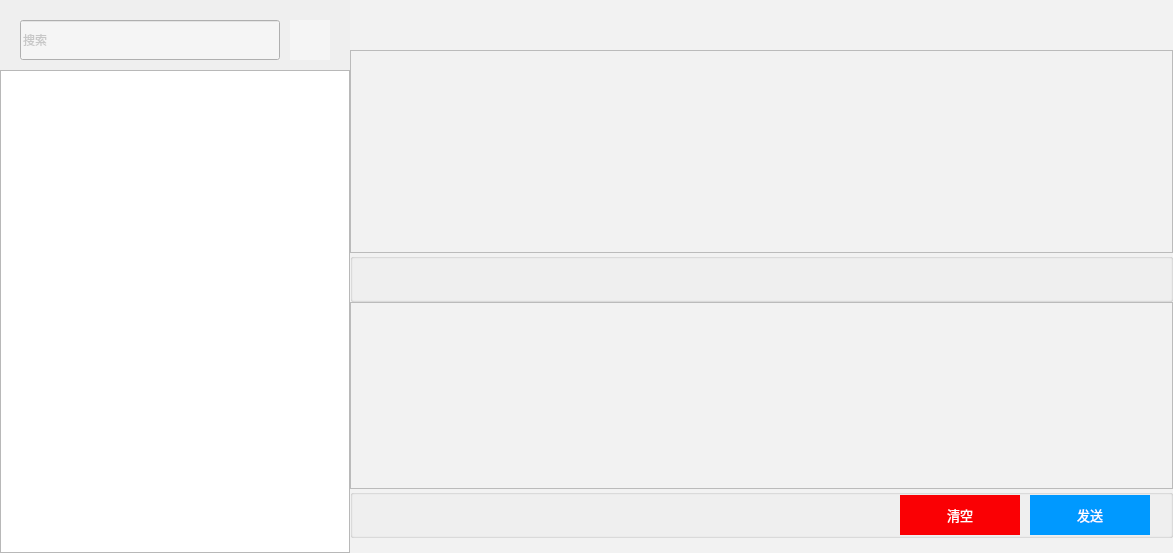
First picture: the form in ui/QQChat.ui, repository somethinggo/QQ, before the edit.
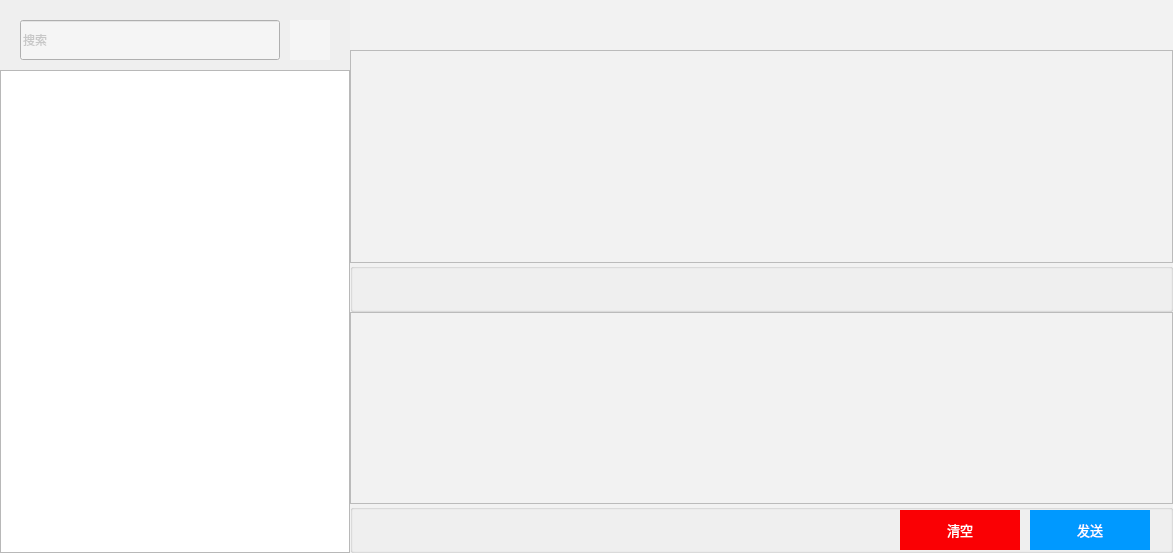
Second picture: the form after the edit. Icons and pictures are not drawn.

Commit message: update main md document , update chat , append more md document which  common's model

The edit to the form file:
```diff
--- a/ui/QQChat.ui
+++ b/ui/QQChat.ui
@@ -731,7 +731,7 @@
       <property name="autoFillBackground">
        <bool>true</bool>
       </property>
-      <layout class="QVBoxLayout" name="verticalLayout">
+      <layout class="QVBoxLayout" name="verticalLayout_3">
        <property name="spacing">
         <number>0</number>
        </property>
@@ -801,24 +801,8 @@
         </widget>
        </item>
        <item>
-        <widget class="QStackedWidget" name="inputStackWidget">
-         <property name="maximumSize">
-          <size>
-           <width>16777215</width>
-           <height>300</height>
-          </size>
-         </property>
-         <property name="focusPolicy">
-          <enum>Qt::StrongFocus</enum>
-         </property>
-         <property name="autoFillBackground">
-          <bool>true</bool>
-         </property>
-         <property name="currentIndex">
-          <number>0</number>
-         </property>
-         <widget class="QWidget" name="normalInputTab">
-          <layout class="QVBoxLayout" name="verticalLayout_21">
+        <widget class="QWidget" name="normalInputTab" native="true">
+         <layout class="QVBoxLayout" name="verticalLayout">
            <property name="spacing">
             <number>0</number>
            </property>
@@ -832,7 +816,7 @@
             <number>0</number>
            </property>
            <property name="bottomMargin">
-            <number>15</number>
+           <number>0</number>
            </property>
            <item>
             <widget class="QGroupBox" name="normalInputOption">
@@ -1443,12 +1427,6 @@
             </widget>
            </item>
           </layout>
-         </widget>
-         <widget class="QWidget" name="audioInputTab">
-          <property name="focusPolicy">
-           <enum>Qt::StrongFocus</enum>
-          </property>
-         </widget>
         </widget>
        </item>
       </layout>
```
Lines whose indentation alone changed are shown as unchanged. The commit also changes 31 other files.
